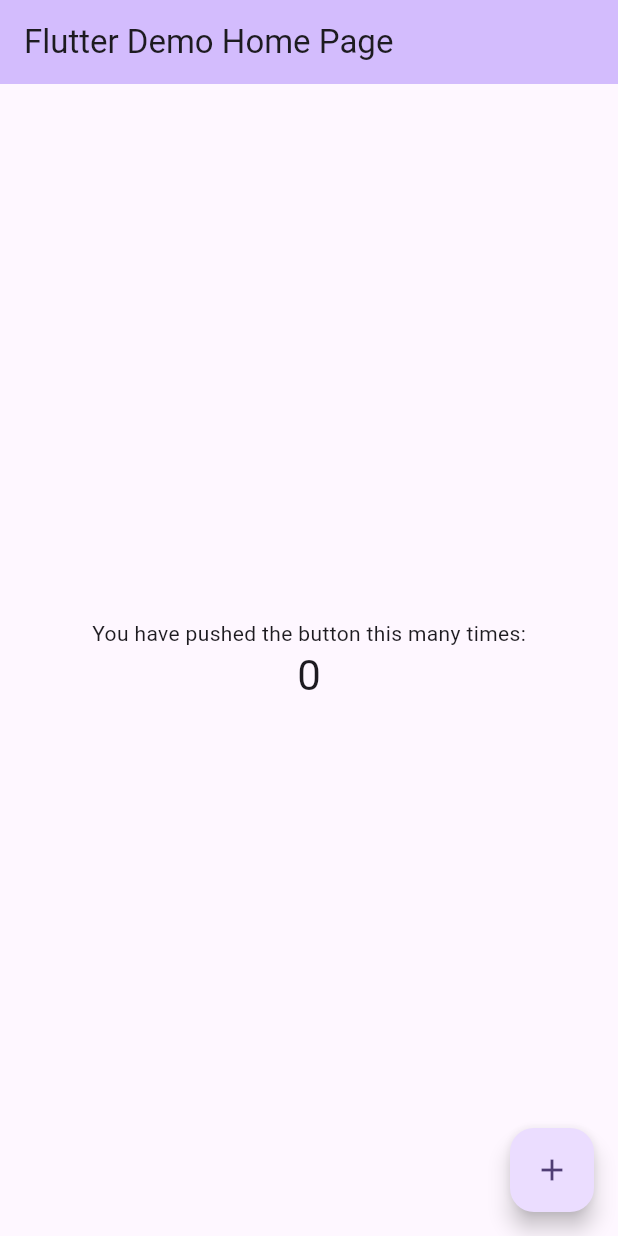
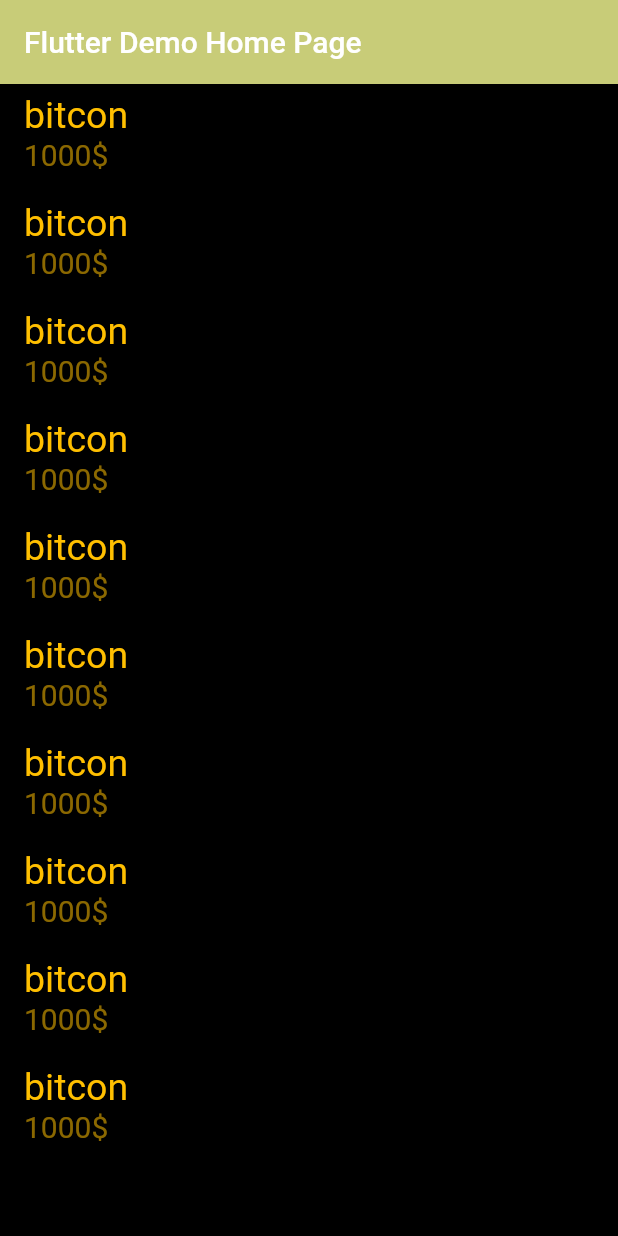
Before and after one commit to EmirlanDogdurbaev/crypto_coins, a Flutter app: the screen it shows after launch, on a phone screen of 412 x 824 dp. Run offline on Flutter 3.47's test engine with Material 2 defaults, Android fonts, the phone set to English and light mode, and no system bars.

Commit message:
added content

```diff
--- a/lib/main.dart
+++ b/lib/main.dart
@@ -13,24 +13,15 @@ class MyApp extends StatelessWidget {
     return MaterialApp(
       title: 'Flutter Demo',
       theme: ThemeData(
-        // This is the theme of your application.
-        //
-        // TRY THIS: Try running your application with "flutter run". You'll see
-        // the application has a blue toolbar. Then, without quitting the app,
-        // try changing the seedColor in the colorScheme below to Colors.green
-        // and then invoke "hot reload" (save your changes or press the "hot
-        // reload" button in a Flutter-supported IDE, or press "r" if you used
-        // the command line to start the app).
-        //
-        // Notice that the counter didn't reset back to zero; the application
-        // state is not lost during the reload. To reset the state, use hot
-        // restart instead.
-        //
-        // This works for code too, not just values: Most code changes can be
-        // tested with just a hot reload.
-        colorScheme: ColorScheme.fromSeed(seedColor: Colors.deepPurple),
-        useMaterial3: true,
-      ),
+          colorScheme: ColorScheme.fromSeed(
+              seedColor: const Color.fromARGB(255, 177, 183, 58)),
+          primarySwatch: Colors.amber,
+          scaffoldBackgroundColor: const Color.fromARGB(255, 0, 0, 0),
+          textTheme: const TextTheme(
+            bodyMedium: TextStyle(
+                color: Color.fromARGB(255, 255, 191, 0), fontSize: 25),
+            labelMedium: TextStyle(  color: Color.fromARGB(139, 255, 191, 0), fontSize: 20,)
+          )),
       home: const MyHomePage(title: 'Flutter Demo Home Page'),
     );
   }
@@ -39,15 +30,6 @@ class MyApp extends StatelessWidget {
 class MyHomePage extends StatefulWidget {
   const MyHomePage({super.key, required this.title});
 
-  // This widget is the home page of your application. It is stateful, meaning
-  // that it has a State object (defined below) that contains fields that affect
-  // how it looks.
-
-  // This class is the configuration for the state. It holds the values (in this
-  // case the title) provided by the parent (in this case the App widget) and
-  // used by the build method of the State. Fields in a Widget subclass are
-  // always marked "final".
-
   final String title;
 
   @override
@@ -55,71 +37,42 @@ class MyHomePage extends StatefulWidget {
 }
 
 class _MyHomePageState extends State<MyHomePage> {
-  int _counter = 0;
+  // int _counter = 0;
 
-  void _incrementCounter() {
-    setState(() {
-      // This call to setState tells the Flutter framework that something has
-      // changed in this State, which causes it to rerun the build method below
-      // so that the display can reflect the updated values. If we changed
-      // _counter without calling setState(), then the build method would not be
-      // called again, and so nothing would appear to happen.
-      _counter++;
-    });
-  }
+  // void _incrementCounter() {
+  //   setState(() {
+  //     _counter++;
+  //   });
+  // }
 
   @override
   Widget build(BuildContext context) {
-    // This method is rerun every time setState is called, for instance as done
-    // by the _incrementCounter method above.
-    //
-    // The Flutter framework has been optimized to make rerunning build methods
-    // fast, so that you can just rebuild anything that needs updating rather
-    // than having to individually change instances of widgets.
-    return Scaffold(
+    final theme = Theme.of(context);
+    var scaffold = Scaffold(
       appBar: AppBar(
-        // TRY THIS: Try changing the color here to a specific color (to
-        // Colors.amber, perhaps?) and trigger a hot reload to see the AppBar
-        // change color while the other colors stay the same.
         backgroundColor: Theme.of(context).colorScheme.inversePrimary,
-        // Here we take the value from the MyHomePage object that was created by
-        // the App.build method, and use it to set our appbar title.
         title: Text(widget.title),
       ),
-      body: Center(
-        // Center is a layout widget. It takes a single child and positions it
-        // in the middle of the parent.
-        child: Column(
-          // Column is also a layout widget. It takes a list of children and
-          // arranges them vertically. By default, it sizes itself to fit its
-          // children horizontally, and tries to be as tall as its parent.
-          //
-          // Column has various properties to control how it sizes itself and
-          // how it positions its children. Here we use mainAxisAlignment to
-          // center the children vertically; the main axis here is the vertical
-          // axis because Columns are vertical (the cross axis would be
-          // horizontal).
-          //
-          // TRY THIS: Invoke "debug painting" (choose the "Toggle Debug Paint"
-          // action in the IDE, or press "p" in the console), to see the
-          // wireframe for each widget.
-          mainAxisAlignment: MainAxisAlignment.center,
-          children: <Widget>[
-            const Text(
-              'You have pushed the button this many times:',
-            ),
-            Text(
-              '$_counter',
-              style: Theme.of(context).textTheme.headlineMedium,
-            ),
-          ],
+      body: ListView.builder(
+        itemCount: 10,
+        itemBuilder: (context, i) => ListTile(
+          title: Text(
+            "bitcon",
+            style: theme.textTheme.bodyMedium,
+          ),
+          subtitle: Text(
+            "1000\$",
+            style: theme.textTheme.labelMedium,
+          ),
         ),
       ),
-      floatingActionButton: FloatingActionButton(
-        onPressed: _incrementCounter,
-        tooltip: 'Increment',
-        child: const Icon(Icons.add),
-      ), // This trailing comma makes auto-formatting nicer for build methods.
+      // floatingActionButton: FloatingActionButton(
+      //   onPressed: _incrementCounter,
+      //   tooltip: 'Increment',
+      //   child: const Icon(Icons.add),
+      // ),
+      // This trailing comma makes auto-formatting nicer for build methods.
     );
+    return scaffold;
   }
 }
```
